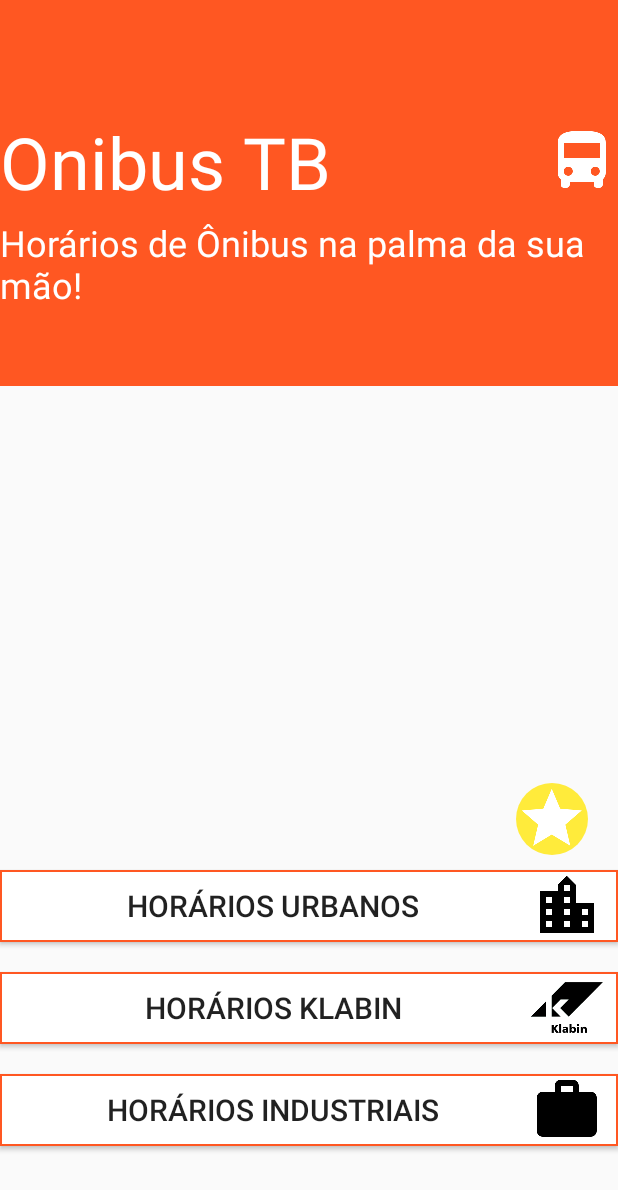
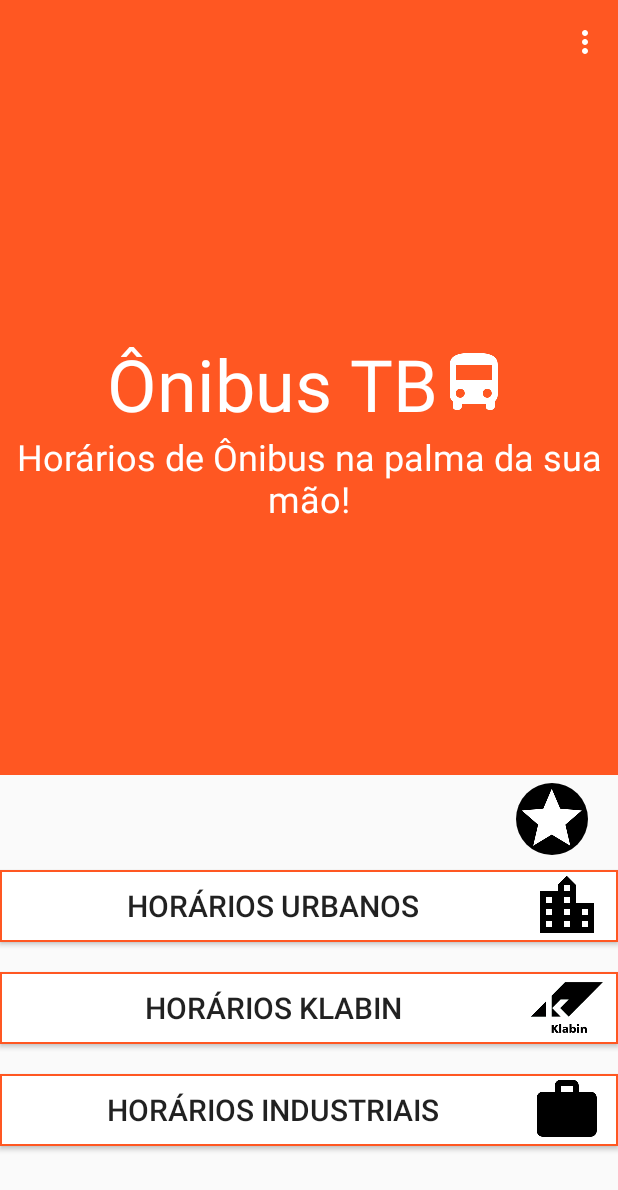
Before and after one commit to jhonathanldp/OnibusTB, an Android app: the MainActivity screen opened directly, with no data from a screen before it, on a phone screen of 412 x 824 dp. Shown: the top 1190 px of the screen. Run offline under Robolectric (Android 15) with nearby library versions, the phone set to English and light mode, and no system bars.

Commit message:
Modificações na interface, otimizações e correções de bugs

```diff
--- a/app/src/main/java/BancoDeDados/DataBase.java
+++ b/app/src/main/java/BancoDeDados/DataBase.java
@@ -75,9 +75,9 @@ public class DataBase extends SQLiteOpenHelper {
         Horario horario = null;
         List<Horario> horarioList = new ArrayList<>();
         openDatabase();
-        String sql = "SELECT * FROM HORARIOS h JOIN BAIRROS b ON h.id_regiao = b.id_regiao";
+        String sql = "SELECT * FROM HORARIOS h JOIN BAIRROS b ON h.id_regiao = b.id_regiao AND h.id_regiao = ?";
         String [] selectionArgs = {"1"};
-        Cursor cursor = mDatabase.rawQuery(sql,null);
+        Cursor cursor = mDatabase.rawQuery(sql, argumentos);
         cursor.moveToFirst();
 
         if (cursor.getCount() == 0){
--- a/app/src/main/java/com/celusoftwares/onibustb/Activities/MainActivity.java
+++ b/app/src/main/java/com/celusoftwares/onibustb/Activities/MainActivity.java
@@ -2,7 +2,10 @@ package com.celusoftwares.onibustb.Activities;
 
 import android.app.Activity;
 import android.content.Intent;
+import android.os.Build;
 import android.os.Bundle;
+import android.support.v7.app.AppCompatActivity;
+import android.view.Menu;
 import android.view.View;
 
 import com.celusoftwares.onibustb.R;
@@ -11,16 +14,37 @@ import com.celusoftwares.onibustb.R;
  * Created by jhona on 27/12/2016.
  */
 
-public class MainActivity extends Activity {
+public class MainActivity extends AppCompatActivity {
     @Override
     protected void onCreate(Bundle savedInstanceState) {
         super.onCreate(savedInstanceState);
         setContentView(R.layout.tela_principal);
+        if (Build.VERSION.SDK_INT >= Build.VERSION_CODES.LOLLIPOP) {
+            getSupportActionBar().setElevation(0);
+        }
+        setTitle("");
+    }
+
+    @Override
+    public boolean onCreateOptionsMenu(Menu menu) {
+        getMenuInflater().inflate(R.menu.menu_sobre, menu);
+        return super.onCreateOptionsMenu(menu);
     }
 
     //inicia a tela regioes
     public void telaRegioes(View view){
-        Intent  intent = new Intent(this, BairrosActivity.class);
-        startActivity(intent);
+        if (view.getId() == R.id.horarioUrbano){
+            Intent  intent = new Intent(this, BairrosActivity.class);
+            startActivity(intent);
+        }
+        else if (view.getId() == R.id.horarioKlabin){
+            Intent  intent = new Intent(this, BairrosActivity.class);
+            startActivity(intent);
+        }
+        else if (view.getId() == R.id.horarioIndustrial){
+            Intent  intent = new Intent(this, BairrosActivity.class);
+            startActivity(intent);
+        }
+
     }
 }
--- a/app/src/main/res/drawable/botao_estilo_redondo.xml
+++ b/app/src/main/res/drawable/botao_estilo_redondo.xml
@@ -1,6 +1,6 @@
 <?xml version="1.0" encoding="utf-8"?>
 <shape xmlns:android="http://schemas.android.com/apk/res/android"
     android:shape="rectangle">
-    <solid android:color="@color/colorAccent"></solid>
+    <solid android:color="@color/preto"></solid>
     <corners android:radius="100dp"></corners>
 </shape>
--- /dev/null
+++ b/app/src/main/res/layout/list_item_spinner.xml
@@ -0,0 +1,5 @@
+<?xml version="1.0" encoding="utf-8"?>
+<TextView xmlns:android="http://schemas.android.com/apk/res/android"
+    android:id="@+id/textItemSpinner"
+    android:orientation="vertical" android:layout_width="wrap_content"
+    android:layout_height="wrap_content" />
--- a/app/src/main/res/layout/tela_principal.xml
+++ b/app/src/main/res/layout/tela_principal.xml
@@ -1,100 +1,99 @@
 <?xml version="1.0" encoding="utf-8"?>
-<FrameLayout xmlns:android="http://schemas.android.com/apk/res/android"
+<LinearLayout xmlns:android="http://schemas.android.com/apk/res/android"
     android:layout_width="match_parent"
     android:layout_height="match_parent"
     android:orientation="vertical">
 
-    <ImageView
-        android:id="@+id/imagemPrincipal"
+    <LinearLayout
         android:layout_width="match_parent"
-        android:layout_height="257dp"
-        android:contentDescription="@string/imagem_principal"
-        android:scaleType="fitXY"
-        android:src="@drawable/imagem_principal" />
+        android:layout_height="0dp"
+        android:layout_weight="0.5"
+        android:gravity="center"
+        android:background="@drawable/imagem_principal"
+        android:orientation="vertical">
 
         <TextView
             android:id="@+id/textoTitulo"
-        android:layout_width="match_parent"
+            android:layout_width="wrap_content"
             android:layout_height="wrap_content"
-        android:layout_marginTop="75dp"
-        android:text="@string/app_name"
+            android:drawableEnd="@drawable/ic_directions_bus_white_48dp"
+            android:drawableRight="@drawable/ic_directions_bus_white_48dp"
+            android:text="@string/nome_titulo"
             android:textAlignment="center"
             android:textColor="@color/text"
-        android:drawableRight="@drawable/ic_directions_bus_white_48dp"
-        android:drawableEnd="@drawable/ic_directions_bus_white_48dp"
             android:textSize="48sp" />
-
-
 
         <TextView
             android:id="@+id/descricaoPrincipal"
             android:layout_width="match_parent"
             android:layout_height="wrap_content"
-        android:layout_marginTop="145dp"
+            android:gravity="center"
             android:text="@string/descricaoPrincipal"
             android:textAlignment="center"
             android:textColor="@color/text"
             android:textSize="24sp" />
+    </LinearLayout>
+
 
     <LinearLayout
         android:layout_width="match_parent"
         android:layout_height="wrap_content"
-        android:orientation="vertical"
-        android:layout_gravity="bottom"
-        android:layout_marginBottom="50dp">
+        android:layout_marginBottom="50dp"
+        android:gravity="center"
+        android:orientation="vertical">
 
         <ImageButton
             android:layout_width="wrap_content"
-            android:layout_height="match_parent"
-            android:background="@drawable/botao_estilo_redondo"
-            android:src="@drawable/ic_star_white_48dp"
-            android:contentDescription="@string/estrela_favoritos"
+            android:layout_height="wrap_content"
+            android:layout_gravity="end"
+            android:layout_marginTop="5dp"
             android:layout_marginEnd="20dp"
             android:layout_marginRight="20dp"
-            android:layout_gravity="end"/>
+            android:background="@drawable/botao_estilo_redondo"
+            android:contentDescription="@string/estrela_favoritos"
+            android:src="@drawable/ic_star_white_48dp" />
 
         <Button
             android:id="@+id/horarioUrbano"
             android:layout_width="match_parent"
             android:layout_height="wrap_content"
+            android:layout_gravity="center"
             android:layout_marginBottom="10dp"
             android:layout_marginTop="10dp"
-            android:layout_gravity="center"
             android:background="@drawable/botao_estilo"
+            android:drawableEnd="@drawable/ic_location_city_black_48dp"
             android:drawableRight="@drawable/ic_location_city_black_48dp"
-            android:drawableEnd="@drawable/ic_location_city_black_48dp"
-            android:textSize="20sp"
+            android:onClick="telaRegioes"
             android:text="@string/horario_urbano"
             android:textAlignment="center"
-            android:onClick="telaRegioes"/>
+            android:textSize="20sp" />
 
         <Button
             android:id="@+id/horarioKlabin"
             android:layout_width="match_parent"
             android:layout_height="wrap_content"
+            android:layout_gravity="center"
             android:layout_marginBottom="10dp"
             android:layout_marginTop="10dp"
             android:background="@drawable/botao_estilo"
+            android:drawableEnd="@drawable/ic_klabin_logo"
             android:drawableRight="@drawable/ic_klabin_logo"
-            android:drawableEnd="@drawable/ic_klabin_logo"
-            android:layout_gravity="center"
-            android:textSize="20sp"
             android:text="@string/horarios_klabin"
             android:textAlignment="center"
-            />
+            android:textSize="20sp" />
 
         <Button
             android:id="@+id/horarioIndustrial"
             android:layout_width="match_parent"
+            android:layout_height="wrap_content"
+            android:layout_gravity="center"
             android:layout_marginBottom="10dp"
             android:layout_marginTop="10dp"
-            android:layout_height="wrap_content"
             android:background="@drawable/botao_estilo"
+            android:drawableEnd="@drawable/ic_work_black_48dp"
             android:drawableRight="@drawable/ic_work_black_48dp"
-            android:drawableEnd="@drawable/ic_work_black_48dp"
-            android:layout_gravity="center"
-            android:textSize="20sp"
             android:text="@string/horarios_industriais"
-            android:textAlignment="center" />
+            android:textAlignment="center"
+            android:textSize="20sp" />
     </LinearLayout>
-</FrameLayout>
+</LinearLayout>
--- /dev/null
+++ b/app/src/main/res/menu/menu_sobre.xml
@@ -0,0 +1,6 @@
+<?xml version="1.0" encoding="utf-8"?>
+<menu xmlns:android="http://schemas.android.com/apk/res/android">
+    <item
+        android:id="@+id/itemSobre"
+        android:title="@string/sobre"></item>
+</menu>
--- a/app/src/main/res/values/colors.xml
+++ b/app/src/main/res/values/colors.xml
@@ -6,4 +6,5 @@
     <color name="text">#FFFFFF</color>
     <color name="verdeClaro">#8BC34A</color>
     <color name="limao">#CDDC39</color>
+    <color name="preto">#000</color>
 </resources>
--- a/app/src/main/res/values/strings.xml
+++ b/app/src/main/res/values/strings.xml
@@ -8,6 +8,8 @@
     <string name="horarios_industriais">Horários Industriais</string>
     <string name="estrela_favoritos">estrela Favoritos</string>
     <string name="centro">CENTRO</string>
+    <string name="nome_titulo">Ônibus TB</string>
+    <string name="sobre">Sobre</string>
 
     <string-array name="selecaoTipoHorario">
         <item>Dias úteis</item>
--- a/app/src/main/res/values/styles.xml
+++ b/app/src/main/res/values/styles.xml
@@ -1,20 +1,21 @@
 <resources>
     <!-- Base application theme. -->
-    <style name="AppTheme" parent="Theme.AppCompat.Light.NoActionBar">
+    <style name="AppTheme" parent="Theme.AppCompat.DayNight.DarkActionBar">
+        <!-- Customize your theme here. -->
+        <item name="colorPrimary">@color/colorPrimary</item>
+        <item name="colorPrimaryDark">@color/colorPrimaryDark</item>
+        <item name="colorAccent">@color/colorAccent</item>
+        <item name="android:windowContentOverlay">@null</item>
+    </style>
+    <style name="AppThemeComActionBar" parent="Theme.AppCompat.Light.DarkActionBar">
         <!-- Customize your theme here. -->
         <item name="colorPrimary">@color/colorPrimary</item>
         <item name="colorPrimaryDark">@color/colorPrimaryDark</item>
         <item name="colorAccent">@color/colorAccent</item>
     </style>
-    <style name="AppThemeComActionBar.ActionBar" parent="Theme.AppCompat.Light.DarkActionBar">
-        <!-- Customize your theme here. -->
-        <item name="colorPrimary">@color/colorPrimary</item>
-        <item name="colorPrimaryDark">@color/colorPrimaryDark</item>
-        <item name="colorAccent">@color/colorAccent</item>
-    </style>
-    <style name="CustomCheckBox" parent="Base.Widget.AppCompat.CompoundButton.CheckBox">
+    <style name="CustomCheckBox" parent="Widget.AppCompat.CompoundButton.CheckBox">
         <item name="android:button">@drawable/ic_star_border_black_24dp</item>
-        <item name="android:checkMark">@drawable/ic_star_black_24dp</item>
+        <item name="android:checked">@drawable/ic_star_black_24dp</item>
     </style>
 
 </resources>
```
Also changed, not shown: app/src/main/java/com/celusoftwares/onibustb/Activities/HorariosActivity.java (+21 -1 lines), app/src/main/res/layout/list_item_horarios.xml (+1 -15 lines). Lines whose indentation alone changed are shown as unchanged.
